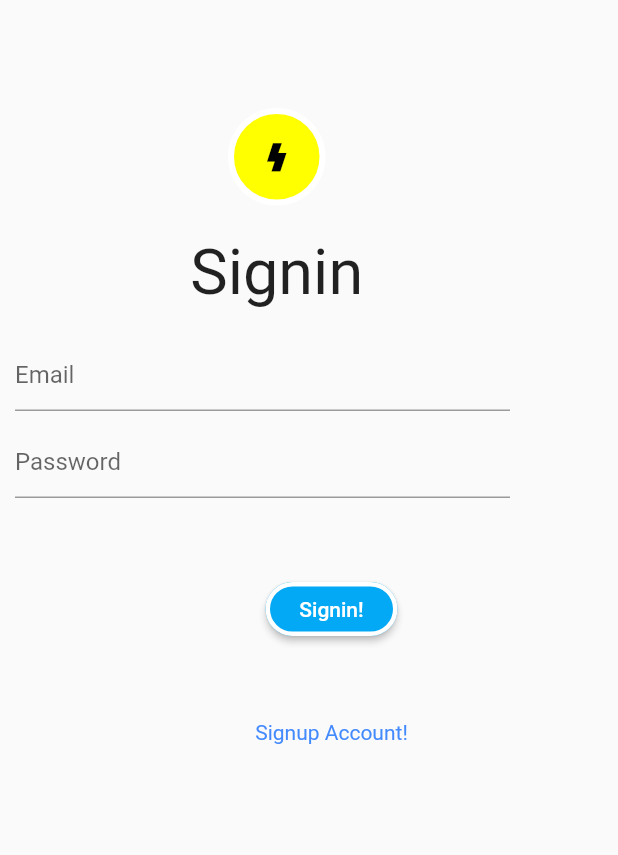
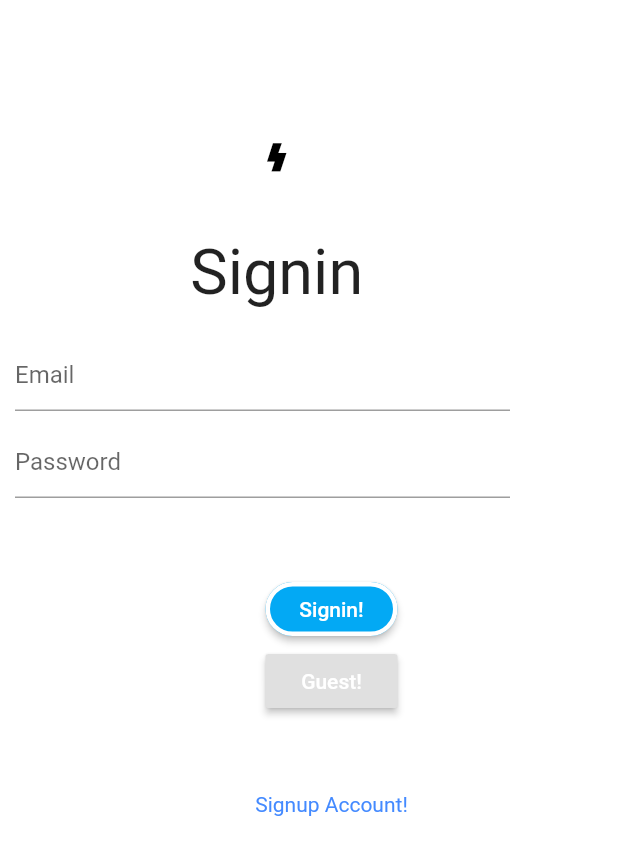
Before and after one commit to mcroteau/ZeusMobile, a Flutter app: the screen it shows after launch, after a tap on "Start Sharing!", on a phone screen of 412 x 824 dp. Shown: the top 855 px of the screen. Run offline on Flutter 3.47's test engine with Material 2 defaults, Android fonts, the phone set to English and light mode, and no system bars; our stand-ins replace file_picker, flutter_html, flutter_modular, get, get_it, get_storage and 2 more; missing offline and left inert: video_box; network calls fail.

```diff
--- a/lib/authenticate.dart
+++ b/lib/authenticate.dart
@@ -47,8 +47,8 @@ class _AuthenticateState extends BaseState<Authenticate>{
                child:
                Ink(
                  decoration: BoxDecoration(
-                   border: Border.all(color: Colors.white, width: 4.0),
-                   color: Colors.yellowAccent,
+                   border: Border.all(color: Colors.white10, width: 4.0),
+                   color: Colors.white10,
                    shape: BoxShape.circle,
                  ),
                  child: InkWell(
@@ -108,15 +108,15 @@ class _AuthenticateState extends BaseState<Authenticate>{
 //                 child: new Text("Admin!", style: TextStyle(color: Colors.white)),
 //               ),
 //             ),
-//             Container(
-//               padding: EdgeInsets.fromLTRB(30, 0, 0, 0),
-//               child: RaisedButton(
-//                 onPressed: () => {
-//                   _signinGuest()
-//                 },
-//                 child: new Text("Guest!", style: TextStyle(color: Colors.white)),
-//               ),
-//             ),
+             Container(
+               padding: EdgeInsets.fromLTRB(30, 0, 0, 0),
+               child: RaisedButton(
+                 onPressed: () => {
+                   _signinGuest()
+                 },
+                 child: new Text("Guest!", style: TextStyle(color: Colors.white)),
+               ),
+             ),
             Container(
                 padding: EdgeInsets.fromLTRB(30, 50, 0, 0),
                 child: GestureDetector(
@@ -128,7 +128,8 @@ class _AuthenticateState extends BaseState<Authenticate>{
               )
           ],
         direction: Axis.vertical,
-        )
+        ),
+      backgroundColor: Colors.white,
     );
   }
 
--- a/lib/common/c.dart
+++ b/lib/common/c.dart
@@ -31,8 +31,9 @@ class C {
     FourthItem,
   ];
 
-  static const API_URI = "http://zeus.social/b/";
+//  static const API_URI = "http://zeus.social/b/";
 //  static const API_URI = "http://192.168.1.20:8080/b/";
-//  static const API_URI = "http://192.168.1.76:8080/b/";
+  static const API_URI = "http://192.168.1.76:8080/b/";
 //  static const API_URI = "http://192.168.227.12:8080/b/";
+
 }
--- a/lib/components/posts_future_builder.dart
+++ b/lib/components/posts_future_builder.dart
@@ -59,10 +59,10 @@ class PostsFutureBuilder extends StatelessWidget {
                               margin: EdgeInsets.fromLTRB(0, 10, 0, 13),
                               decoration: BoxDecoration(
                                 border: Border(
-                                  top : BorderSide( color: Color(0xffefefef)),
+                                  top : BorderSide( color: Color(0xffffffff)),
                                   bottom : BorderSide( color: Color(0xffe9e9e9)),
                                 ),
-                                color: Color(0xffe5e5e5),
+                                color: Color(0xfff9f9f9),
                               ),
                               child: Column(
                                   children: <Widget>[
@@ -217,7 +217,7 @@ class PostsFutureBuilder extends StatelessWidget {
               ),
             );
           }
-          return Center( child: CircularProgressIndicator());
+//          return Center( child: CircularProgressIndicator());
         }
     );
   }
--- a/lib/components/zeus_header.dart
+++ b/lib/components/zeus_header.dart
@@ -119,7 +119,8 @@ class _ZeusHeaderState extends BaseState<ZeusHeader> with AutomaticKeepAliveClie
               ]
           );
         else
-          return Center(child: CircularProgressIndicator());
+//          return Center(child: CircularProgressIndicator());
+          return Text("");
       }
     );
   }
--- a/lib/main.dart
+++ b/lib/main.dart
@@ -45,6 +45,14 @@ class ZeusAppState extends State<ZeusApp>{
       navigatorKey: navigationService.navigatorKey,
       debugShowCheckedModeBanner: false,
       onGenerateRoute: (routeSettings) {
+        if (routeSettings.name == "/posts") {
+          return PageRouteBuilder(
+            pageBuilder: (_, __, ___) => Posts(),
+            transitionsBuilder: (_, anim, __, child) {
+              return FadeTransition(opacity: anim, child: child);
+            },
+          );
+        }
         switch (routeSettings.name) {
           case '/':
             return MaterialPageRoute(builder: (context) => Zero());
@@ -83,7 +91,6 @@ class ZeusAppState extends State<ZeusApp>{
       navigationService.navigateTo('/posts');
     }
   }
-
 }
 
 
--- a/lib/posts.dart
+++ b/lib/posts.dart
@@ -69,6 +69,7 @@ class _PostsState extends BaseState<Posts>{
               ),
           ),
         ),
+      backgroundColor: Colors.white,
     );
   }
 }
--- a/lib/zero.dart
+++ b/lib/zero.dart
@@ -39,37 +39,25 @@ class _ZeroState extends State<Zero> {
           children: <Widget>[
             Container(
               alignment: Alignment.center,
-              child:
-                Ink(
-                  decoration: BoxDecoration(
-                    border: Border.all(color: Colors.white, width: 4.0),
-                    color: Colors.white,
-                    shape: BoxShape.rectangle,
-                  ),
-                  child: InkWell(
-                    //This keeps the splash effect within the circle
-                    borderRadius: BorderRadius.circular(10.0), //Something large to ensure a circle
-                    onTap: ()=>{},
-                    child: Padding(
+              child: Padding(
                       padding:EdgeInsets.all(59.0),
                       child: Icon(
                         Zeus.icon,
                         size: 62.0,
-                        color: Colors.black,
+                        color: Colors.white,
                       ),
                     ),
-                  ),
-                ),
             ),
             Container(
-                padding: EdgeInsets.fromLTRB(30, 63, 30, 20),
-                child: Text("Welcome to Zeus")
+                padding: EdgeInsets.fromLTRB(30, 43, 30, 70),
+                child: Text("Welcome!", style: TextStyle(color: Colors.white, fontSize: 29, fontWeight: FontWeight.w900))
             ),
             Container(
+              margin: EdgeInsets.fromLTRB(0, 0, 0, 0),
               child: RaisedButton(
                 onPressed: () => _navigateAway(),
-                color: Colors.yellowAccent,
-                child: new Text("Start Sharing!", style: TextStyle(fontSize:17, fontWeight: FontWeight.w700, color: Colors.black)),
+                color: Colors.lightBlue,
+                child: new Text("Start Sharing!", style: TextStyle(fontSize:17, fontWeight: FontWeight.w700, color: Colors.white)),
                 padding: EdgeInsets.fromLTRB(20, 15, 20, 15),
                 shape: RoundedRectangleBorder(
                   borderRadius: BorderRadius.circular(28.0),
@@ -80,7 +68,7 @@ class _ZeroState extends State<Zero> {
           ],
         ),
       ),
-      backgroundColor: Colors.white,
+      backgroundColor: Colors.black87,
     );
   }
 
@@ -98,9 +86,7 @@ class _ZeroState extends State<Zero> {
   }
 
   Future setAuthenticated() async {
-//    final prefs = await SharedPreferences.getInstance();
-//    final sesh = prefs.get(C.SESSION);
-    final sesh = GetStorage().read(C.SESSION);
+    final sesh = await GetStorage().read(C.SESSION);
     if(session != ""){
        session = sesh;
     }
```
Also changed, not shown: lib/components/posts_bottom_content.dart (+10 -5 lines).
